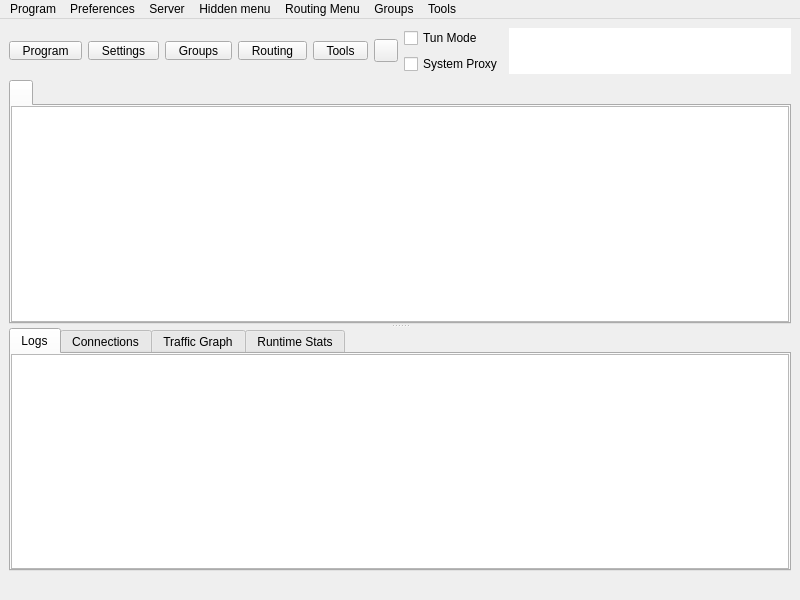
hopol/throne-mirror, file upstream/include/ui/mainwindow.ui: the form before one commit.
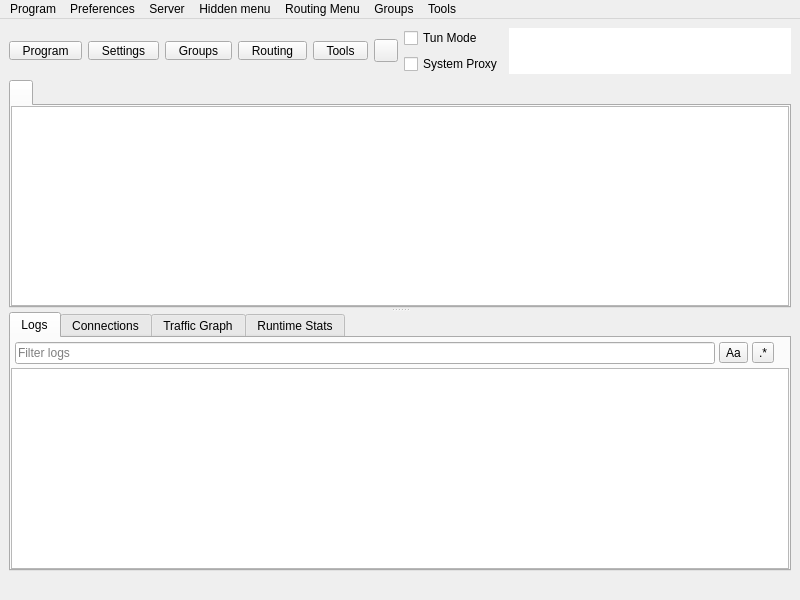
The form after the commit. Icons and pictures are not drawn. Custom widgets are drawn as their Qt base class.

Diff of the .ui file:
```diff
--- a/upstream/include/ui/mainwindow.ui
+++ b/upstream/include/ui/mainwindow.ui
@@ -507,7 +507,7 @@
               <attribute name="title">
                <string>Logs</string>
               </attribute>
-              <layout class="QHBoxLayout" name="horizontalLayout_3" stretch="0">
+              <layout class="QVBoxLayout" name="logsLayout" stretch="0,1">
                <property name="spacing">
                 <number>0</number>
                </property>
@@ -526,6 +526,66 @@
                <property name="bottomMargin">
                 <number>0</number>
                </property>
+               <item>
+                <widget class="QWidget" name="logToolbar" native="true">
+                 <layout class="QHBoxLayout" name="logToolbarLayout">
+                  <property name="spacing">
+                   <number>4</number>
+                  </property>
+                  <property name="leftMargin">
+                   <number>4</number>
+                  </property>
+                  <property name="topMargin">
+                   <number>4</number>
+                  </property>
+                  <property name="rightMargin">
+                   <number>4</number>
+                  </property>
+                  <property name="bottomMargin">
+                   <number>4</number>
+                  </property>
+                  <item>
+                   <widget class="QLineEdit" name="logSearchEdit">
+                    <property name="placeholderText">
+                     <string>Filter logs</string>
+                    </property>
+                    <property name="clearButtonEnabled">
+                     <bool>true</bool>
+                    </property>
+                   </widget>
+                  </item>
+                  <item>
+                   <widget class="QToolButton" name="logSearchCase">
+                    <property name="toolTip">
+                     <string>Match case</string>
+                    </property>
+                    <property name="text">
+                     <string notr="true">Aa</string>
+                    </property>
+                    <property name="checkable">
+                     <bool>true</bool>
+                    </property>
+                   </widget>
+                  </item>
+                  <item>
+                   <widget class="QToolButton" name="logSearchRegex">
+                    <property name="toolTip">
+                     <string>Regular expression</string>
+                    </property>
+                    <property name="text">
+                     <string notr="true">.*</string>
+                    </property>
+                    <property name="checkable">
+                     <bool>true</bool>
+                    </property>
+                   </widget>
+                  </item>
+                  <item>
+                   <widget class="QLabel" name="logMatchCount"/>
+                  </item>
+                 </layout>
+                </widget>
+               </item>
                <item>
                 <widget class="QTextBrowser" name="masterLogBrowser">
                  <property name="contextMenuPolicy">
```
Left out of the diff: 6 changed lines with no effect on the pictures.
